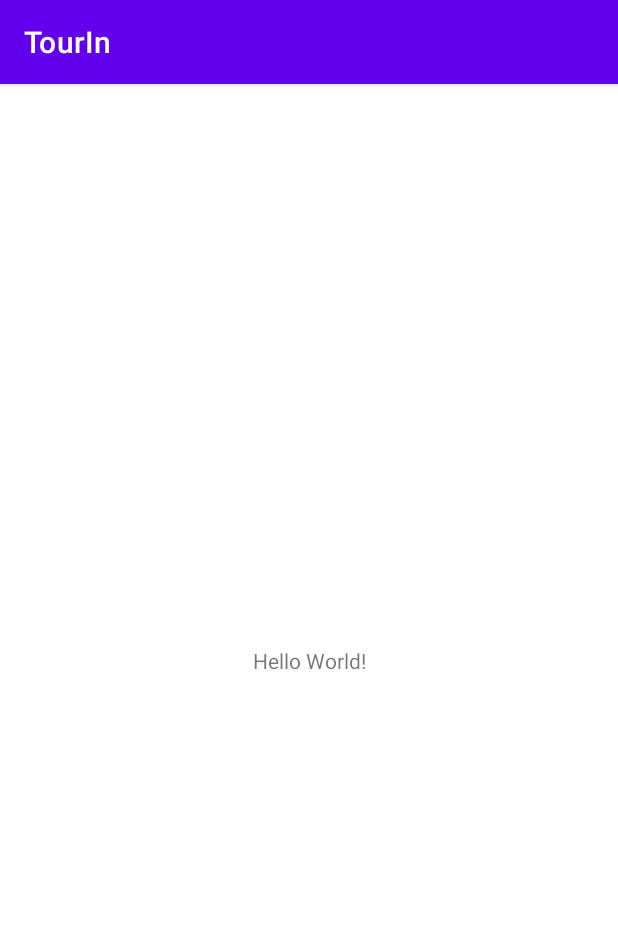
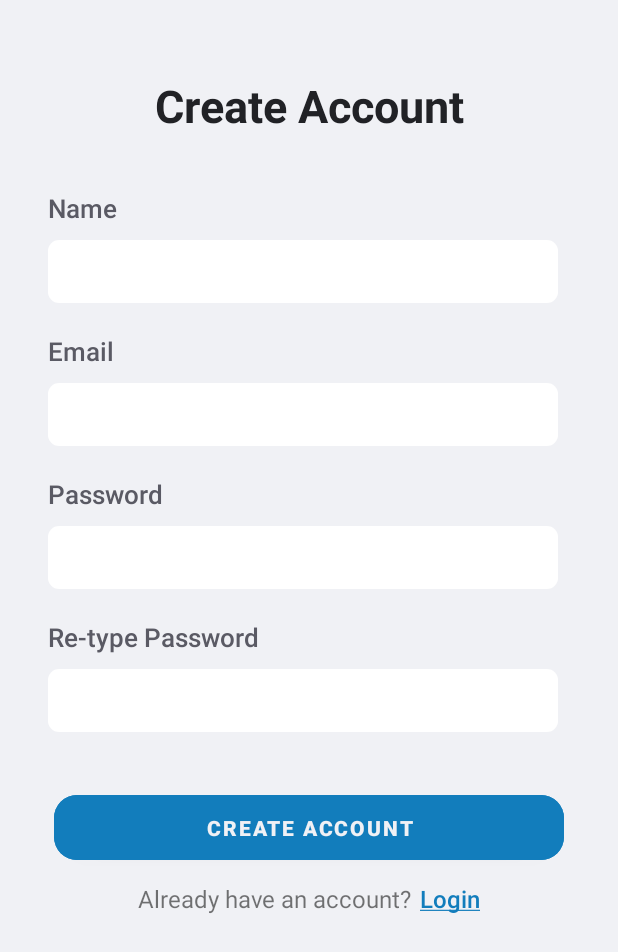
Before and after one commit to priskilladrn/TourIn, an Android app: the screen it shows after launch (MainActivity before the commit, RegisterActivity after it), on a phone screen of 412 x 824 dp. Shown: the top 952 px of the screen. Run offline under Robolectric (Android 15) with nearby library versions, the light colour scheme and no system bars.

Commit message:
ui register & login

```diff
--- a/app/build.gradle
+++ b/app/build.gradle
@@ -1,5 +1,6 @@
 plugins {
     id 'com.android.application'
+    id 'com.google.gms.google-services'
 }
 
 android {
@@ -32,6 +33,7 @@ dependencies {
     implementation 'androidx.appcompat:appcompat:1.5.0'
     implementation 'com.google.android.material:material:1.6.1'
     implementation 'androidx.constraintlayout:constraintlayout:2.1.4'
+    implementation 'com.google.firebase:firebase-auth:21.0.8'
     testImplementation 'junit:junit:4.13.2'
     androidTestImplementation 'androidx.test.ext:junit:1.1.3'
     androidTestImplementation 'androidx.test.espresso:espresso-core:3.4.0'
--- /dev/null
+++ b/app/src/main/java/com/example/tourin/RegisterActivity.java
@@ -0,0 +1,83 @@
+package com.example.tourin;
+
+import androidx.appcompat.app.AppCompatActivity;
+
+import android.content.Intent;
+import android.graphics.Paint;
+import android.os.Bundle;
+import android.util.Log;
+import android.widget.Button;
+import android.widget.EditText;
+import android.widget.TextView;
+
+public class RegisterActivity extends AppCompatActivity {
+
+    EditText username, password, email;
+    Button btnRegister;
+    TextView tvLogin;
+
+    @Override
+    protected void onCreate(Bundle savedInstanceState) {
+        super.onCreate(savedInstanceState);
+        setContentView(R.layout.activity_register);
+
+        init();
+
+        tvLogin.setOnClickListener(v -> {
+            Intent i = new Intent(RegisterActivity.this, LoginActivity.class);
+            startActivity(i);
+        });
+
+        btnRegister.setOnClickListener(v -> {
+            validate();
+        });
+    }
+
+    private void validate(){
+        String usernameText = username.getText().toString();
+        String passwordText = password.getText().toString();
+        String emailText = email.getText().toString();
+
+        if(usernameText.isEmpty()){
+            username.setError("username cannot be empty");
+            username.requestFocus();
+            return;
+        }
+
+        if(usernameText.length() > 20){
+            username.setError("username invalid");
+            username.requestFocus();
+            return;
+        }
+
+        if(emailText.isEmpty()){
+            email.setError("email cannot be empty");
+            email.requestFocus();
+            return;
+        }
+
+        if(!emailText.endsWith(".com")){
+            email.setError("email invalid");
+            email.requestFocus();
+            return;
+        }
+
+        if(passwordText.isEmpty()){
+            password.setError("password cannot be empty");
+            password.requestFocus();
+            return;
+        }
+
+        //success -> masukin ke firebase
+        Log.wtf("sukses register","success!");
+    }
+
+    private void init(){
+        username = findViewById(R.id.edtNameRegister);
+        email = findViewById(R.id.edtEmailRegister);
+        password = findViewById(R.id.edtPasswordRegister);
+        btnRegister = findViewById(R.id.btnRegister);
+        tvLogin = findViewById(R.id.tvLoginRegister);
+        tvLogin.setPaintFlags(tvLogin.getPaintFlags() | Paint.UNDERLINE_TEXT_FLAG);
+    }
+}
--- /dev/null
+++ b/app/src/main/res/drawable/round_edittext_login.xml
@@ -0,0 +1,6 @@
+<?xml version="1.0" encoding="utf-8"?>
+<shape xmlns:android="http://schemas.android.com/apk/res/android" android:shape="rectangle">
+    <corners android:radius="7dp"/>
+    <padding android:left="7dp"/>
+    <solid android:color="#FFFFFF"/>
+</shape>
--- /dev/null
+++ b/app/src/main/res/layout/activity_register.xml
@@ -0,0 +1,166 @@
+<?xml version="1.0" encoding="utf-8"?>
+<ScrollView xmlns:android="http://schemas.android.com/apk/res/android"
+    xmlns:app="http://schemas.android.com/apk/res-auto"
+    xmlns:tools="http://schemas.android.com/tools"
+    android:layout_width="match_parent"
+    android:layout_height="match_parent"
+    tools:context=".RegisterActivity"
+    android:background="@color/white">
+
+    <androidx.constraintlayout.widget.ConstraintLayout
+        android:layout_width="match_parent"
+        android:layout_height="match_parent"
+        android:paddingBottom="50dp">
+
+        <TextView
+            android:id="@+id/textView"
+            android:layout_width="wrap_content"
+            android:layout_height="wrap_content"
+            android:layout_marginTop="50dp"
+            android:text="Create Account"
+            android:textColor="@color/black"
+            android:textSize="30dp"
+            android:textStyle="bold"
+            app:layout_constraintEnd_toEndOf="parent"
+            app:layout_constraintStart_toStartOf="parent"
+            app:layout_constraintTop_toTopOf="parent" />
+
+        <TextView
+            android:id="@+id/tvName"
+            android:layout_width="wrap_content"
+            android:layout_height="wrap_content"
+            android:layout_marginStart="32dp"
+            android:layout_marginTop="36dp"
+            android:fontFamily="sans-serif-medium"
+            android:text="Name"
+            android:textColor="@color/dark_gray"
+            android:textSize="17sp"
+            app:layout_constraintStart_toStartOf="parent"
+            app:layout_constraintTop_toBottomOf="@+id/textView" />
+
+        <EditText
+            android:id="@+id/edtNameRegister"
+            android:layout_width="340dp"
+            android:layout_height="42dp"
+            android:layout_marginTop="9dp"
+            android:paddingHorizontal="10dp"
+            app:layout_constraintStart_toStartOf="@+id/tvName"
+            app:layout_constraintTop_toBottomOf="@+id/tvName"
+            android:background="@drawable/round_edittext_login" />
+
+        <TextView
+            android:id="@+id/tvEmail"
+            android:layout_width="wrap_content"
+            android:layout_height="wrap_content"
+            android:layout_marginStart="32dp"
+            android:layout_marginTop="20dp"
+            android:fontFamily="sans-serif-medium"
+            android:text="Email"
+            android:textColor="@color/dark_gray"
+            android:textSize="17sp"
+            app:layout_constraintStart_toStartOf="parent"
+            app:layout_constraintTop_toBottomOf="@+id/edtNameRegister" />
+
+        <EditText
+            android:id="@+id/edtEmailRegister"
+            android:layout_width="340dp"
+            android:layout_height="42dp"
+            android:layout_marginTop="9dp"
+            android:paddingHorizontal="10dp"
+            app:layout_constraintStart_toStartOf="@+id/tvEmail"
+            app:layout_constraintTop_toBottomOf="@+id/tvEmail"
+            android:background="@drawable/round_edittext_login" />
+
+        <TextView
+            android:id="@+id/tvPassword"
+            android:layout_width="wrap_content"
+            android:layout_height="wrap_content"
+            android:layout_marginStart="32dp"
+            android:layout_marginTop="20dp"
+            android:fontFamily="sans-serif-medium"
+            android:text="Password"
+            android:textColor="@color/dark_gray"
+            android:textSize="17sp"
+            app:layout_constraintStart_toStartOf="parent"
+            app:layout_constraintTop_toBottomOf="@+id/edtEmailRegister" />
+
+        <EditText
+            android:id="@+id/edtPasswordRegister"
+            android:layout_width="340dp"
+            android:layout_height="42dp"
+            android:layout_marginTop="9dp"
+            android:background="@drawable/round_edittext_login"
+            android:inputType="textPassword"
+            android:paddingHorizontal="10dp"
+            app:layout_constraintStart_toStartOf="@+id/tvPassword"
+            app:layout_constraintTop_toBottomOf="@+id/tvPassword" />
+
+        <TextView
+            android:id="@+id/tvRetypeRegister"
+            android:layout_width="wrap_content"
+            android:layout_height="wrap_content"
+            android:layout_marginStart="32dp"
+            android:layout_marginTop="20dp"
+            android:fontFamily="sans-serif-medium"
+            android:text="Re-type Password"
+            android:textColor="@color/dark_gray"
+            android:textSize="17sp"
+            app:layout_constraintStart_toStartOf="parent"
+            app:layout_constraintTop_toBottomOf="@+id/edtPasswordRegister" />
+
+        <EditText
+            android:id="@+id/edtRetypeRegister"
+            android:layout_width="340dp"
+            android:layout_height="42dp"
+            android:layout_marginTop="9dp"
+            android:background="@drawable/round_edittext_login"
+            android:inputType="textPassword"
+            android:paddingHorizontal="10dp"
+            app:layout_constraintStart_toStartOf="@+id/tvRetypeRegister"
+            app:layout_constraintTop_toBottomOf="@+id/tvRetypeRegister" />
+
+        <Button
+            android:id="@+id/btnRegister"
+            android:layout_width="340dp"
+            android:layout_height="55dp"
+            android:layout_marginTop="36dp"
+            android:backgroundTint="@color/blue"
+            android:text="Create Account"
+            android:textStyle="bold"
+            app:cornerRadius="15dp"
+            app:layout_constraintEnd_toEndOf="parent"
+            app:layout_constraintStart_toStartOf="parent"
+            app:layout_constraintTop_toBottomOf="@+id/edtRetypeRegister" />
+
+        <LinearLayout
+            android:layout_width="wrap_content"
+            android:layout_height="wrap_content"
+            android:layout_gravity="center"
+            android:layout_marginTop="3dp"
+            android:orientation="horizontal"
+            app:layout_constraintEnd_toEndOf="parent"
+            app:layout_constraintStart_toStartOf="parent"
+            app:layout_constraintTop_toBottomOf="@+id/btnRegister">
+
+            <TextView
+                android:layout_width="match_parent"
+                android:layout_height="wrap_content"
+                android:text="Already have an account?"
+                android:layout_marginTop="5dp"
+                android:textSize="16dp"/>
+
+            <TextView
+                android:id="@+id/tvLoginRegister"
+                android:layout_width="match_parent"
+                android:layout_height="wrap_content"
+                android:layout_marginStart="5dp"
+                android:layout_marginTop="5dp"
+                android:fontFamily="sans-serif-medium"
+                android:text="Login"
+                android:textColor="@color/blue"
+                android:textSize="16dp" />
+        </LinearLayout>
+    </androidx.constraintlayout.widget.ConstraintLayout>
+
+
+</ScrollView>
--- a/app/src/main/res/values/colors.xml
+++ b/app/src/main/res/values/colors.xml
@@ -5,6 +5,11 @@
     <color name="purple_700">#FF3700B3</color>
     <color name="teal_200">#FF03DAC5</color>
     <color name="teal_700">#FF018786</color>
-    <color name="black">#FF000000</color>
-    <color name="white">#FFFFFFFF</color>
+    <color name="black">#212226</color>
+    <color name="real_white">#FFFFFFFF</color>
+    <color name="dark_gray">#5A5A64</color>
+    <color name="blue">#127DBC</color>
+    <color name="real_black">#FF000000</color>
+    <color name="navbar">#D7DDEB</color>
+    <color name="white">#F0F1F5</color>
 </resources>
--- a/app/src/main/res/values/themes.xml
+++ b/app/src/main/res/values/themes.xml
@@ -1,6 +1,6 @@
 <resources xmlns:tools="http://schemas.android.com/tools">
     <!-- Base application theme. -->
-    <style name="Theme.TourIn" parent="Theme.MaterialComponents.DayNight.DarkActionBar">
+    <style name="Theme.TourIn" parent="Theme.MaterialComponents.DayNight.NoActionBar">
         <!-- Primary brand color. -->
         <item name="colorPrimary">@color/purple_500</item>
         <item name="colorPrimaryVariant">@color/purple_700</item>
--- a/build.gradle
+++ b/build.gradle
@@ -1,4 +1,8 @@
-// Top-level build file where you can add configuration options common to all sub-projects/modules.
+buildscript {
+    dependencies {
+        classpath 'com.google.gms:google-services:4.3.13'
+    }
+}// Top-level build file where you can add configuration options common to all sub-projects/modules.
 plugins {
     id 'com.android.application' version '7.2.2' apply false
     id 'com.android.library' version '7.2.2' apply false
```
Also changed, not shown: app/src/main/AndroidManifest.xml (+10 -2 lines), app/src/main/java/com/example/tourin/LoginActivity.java (added, +61 -0 lines), app/src/main/res/layout/activity_login.xml (added, +117 -0 lines).
